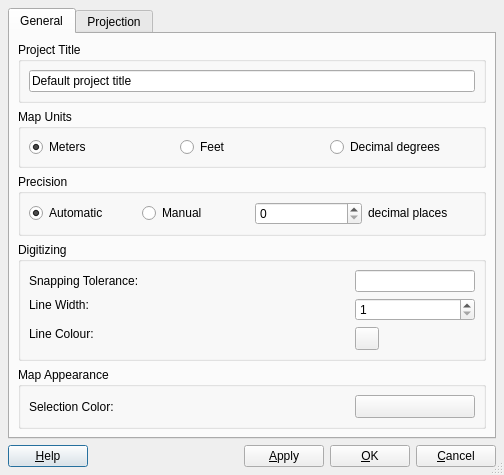
The window that src/ui/qgsprojectpropertiesbase.ui (kadas-albireo/kadas-albireo) describes before a commit, drawn with Qt 5.
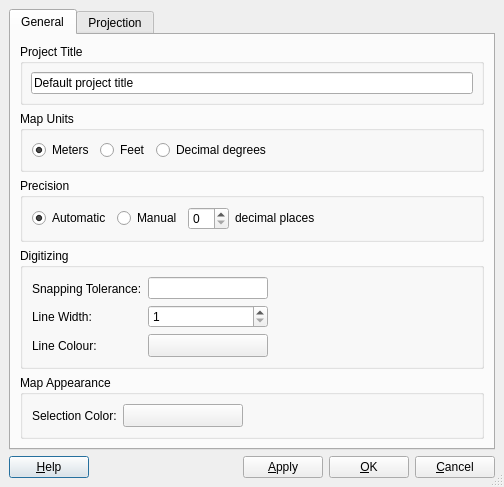
The same window after the commit. Icons and pictures are not drawn. Custom widgets are drawn as their Qt base class.

Commit message: Move all qt3 widgets to qt4 widgets in projectproperties dialog box Tidy up dialog box (better use of space)

Diff of the .ui file:
```diff
--- a/src/ui/qgsprojectpropertiesbase.ui
+++ b/src/ui/qgsprojectpropertiesbase.ui
@@ -23,7 +23,7 @@
   </property>
   <layout class="QGridLayout" >
    <property name="margin" >
-    <number>8</number>
+    <number>9</number>
    </property>
    <property name="spacing" >
     <number>6</number>
@@ -36,75 +36,48 @@
       </attribute>
       <layout class="QGridLayout" >
        <property name="margin" >
-        <number>8</number>
+        <number>9</number>
        </property>
        <property name="spacing" >
         <number>6</number>
        </property>
-       <item row="4" column="0" >
-        <widget class="QGroupBox" name="groupBox" >
+       <item row="1" column="0" >
+        <widget class="QGroupBox" name="btnGrpMapUnits" >
          <property name="title" >
-          <string>Map Appearance</string>
+          <string>Map Units</string>
          </property>
-         <layout class="QGridLayout" >
+         <layout class="QHBoxLayout" >
           <property name="margin" >
-           <number>8</number>
+           <number>9</number>
           </property>
           <property name="spacing" >
            <number>6</number>
           </property>
-          <item row="0" column="0" >
-           <widget class="QLabel" name="textLabel1" >
+          <item>
+           <widget class="QRadioButton" name="radMeters" >
             <property name="text" >
-             <string>Selection Color:</string>
+             <string>Meters</string>
             </property>
+            <property name="checked" >
+             <bool>true</bool>
+            </property>
            </widget>
           </item>
-          <item row="0" column="1" >
-           <spacer>
-            <property name="orientation" >
-             <enum>Qt::Horizontal</enum>
+          <item>
+           <widget class="QRadioButton" name="radFeet" >
+            <property name="text" >
+             <string>Feet</string>
             </property>
-            <property name="sizeType" >
-             <enum>QSizePolicy::Expanding</enum>
-            </property>
-            <property name="sizeHint" >
-             <size>
-              <width>21</width>
-              <height>20</height>
-             </size>
-            </property>
-           </spacer>
+           </widget>
           </item>
-          <item row="0" column="2" >
-           <widget class="QToolButton" name="pbnSelectionColour" >
-            <property name="minimumSize" >
-             <size>
-              <width>120</width>
-              <height>22</height>
-             </size>
-            </property>
+          <item>
+           <widget class="QRadioButton" name="radDecimalDegrees" >
             <property name="text" >
-             <string/>
+             <string>Decimal degrees</string>
             </property>
            </widget>
           </item>
-         </layout>
-        </widget>
-       </item>
-       <item row="3" column="0" >
-        <widget class="QGroupBox" name="grpDigitizing" >
-         <property name="title" >
-          <string>Digitizing</string>
-         </property>
-         <layout class="QGridLayout" >
-          <property name="margin" >
-           <number>8</number>
-          </property>
-          <property name="spacing" >
-           <number>6</number>
-          </property>
-          <item row="3" column="1" >
+          <item>
            <spacer>
             <property name="orientation" >
              <enum>Qt::Horizontal</enum>
@@ -117,83 +90,6 @@
             </property>
            </spacer>
           </item>
-          <item rowspan="2" row="1" column="1" >
-           <spacer>
-            <property name="orientation" >
-             <enum>Qt::Horizontal</enum>
-            </property>
-            <property name="sizeHint" >
-             <size>
-              <width>40</width>
-              <height>20</height>
-             </size>
-            </property>
-           </spacer>
-          </item>
-          <item row="0" column="1" >
-           <spacer>
-            <property name="orientation" >
-             <enum>Qt::Horizontal</enum>
-            </property>
-            <property name="sizeHint" >
-             <size>
-              <width>40</width>
-              <height>20</height>
-             </size>
-            </property>
-           </spacer>
-          </item>
-          <item row="1" column="0" >
-           <widget class="QLabel" name="textLabel1_2_2" >
-            <property name="text" >
-             <string>Line Width:</string>
-            </property>
-           </widget>
-          </item>
-          <item rowspan="2" row="2" column="0" >
-           <widget class="QLabel" name="textLabel1_2" >
-            <property name="text" >
-             <string>Line Colour:</string>
-            </property>
-           </widget>
-          </item>
-          <item row="0" column="0" >
-           <widget class="QLabel" name="textLabel1_2_2_2" >
-            <property name="text" >
-             <string>Snapping Tolerance:</string>
-            </property>
-           </widget>
-          </item>
-          <item row="0" column="2" >
-           <widget class="QLineEdit" name="leSnappingTolerance" >
-            <property name="maximumSize" >
-             <size>
-              <width>120</width>
-              <height>32767</height>
-             </size>
-            </property>
-           </widget>
-          </item>
-          <item row="3" column="2" >
-           <widget class="QToolButton" name="pbnDigitisedLineColour" >
-            <property name="minimumSize" >
-             <size>
-              <width>0</width>
-              <height>22</height>
-             </size>
-            </property>
-            <property name="text" >
-             <string/>
-            </property>
-           </widget>
-          </item>
-          <item rowspan="2" row="1" column="2" >
-           <widget class="QSpinBox" name="spinDigitisedLineWidth" >
-            <property name="minimum" >
-             <number>1</number>
-            </property>
-           </widget>
-          </item>
          </layout>
         </widget>
        </item>
@@ -202,14 +98,53 @@
          <property name="title" >
           <string>Precision</string>
          </property>
-         <layout class="QGridLayout" >
+         <layout class="QHBoxLayout" >
           <property name="margin" >
-           <number>8</number>
+           <number>9</number>
           </property>
           <property name="spacing" >
            <number>6</number>
           </property>
-          <item row="0" column="3" >
+          <item>
+           <widget class="QRadioButton" name="radAutomatic" >
+            <property name="toolTip" >
+             <string>Automatically sets the number of decimal places in the mouse position display</string>
+            </property>
+            <property name="whatsThis" >
+             <string>The number of decimal places that are used when displaying the mouse position is automatically set to be enough so that moving the mouse by one pixel gives a change in the position display</string>
+            </property>
+            <property name="text" >
+             <string>Automatic</string>
+            </property>
+            <property name="checked" >
+             <bool>true</bool>
+            </property>
+           </widget>
+          </item>
+          <item>
+           <widget class="QRadioButton" name="radManual" >
+            <property name="toolTip" >
+             <string>Sets the number of decimal places to use for the mouse position display</string>
+            </property>
+            <property name="whatsThis" >
+             <string>Sets the number of decimal places to use for the mouse position display</string>
+            </property>
+            <property name="text" >
+             <string>Manual</string>
+            </property>
+           </widget>
+          </item>
+          <item>
+           <widget class="QSpinBox" name="spinBoxDP" >
+            <property name="toolTip" >
+             <string>The number of decimal places for the manual option</string>
+            </property>
+            <property name="whatsThis" >
+             <string>The number of decimal places for the manual option</string>
+            </property>
+           </widget>
+          </item>
+          <item>
            <widget class="QLabel" name="textLabel3" >
             <property name="sizePolicy" >
              <sizepolicy>
@@ -224,83 +159,125 @@
             </property>
            </widget>
           </item>
-          <item row="0" column="1" >
-           <widget class="QRadioButton" name="radManual" >
-            <property name="toolTip" >
-             <string>Sets the number of decimal places to use for the mouse position display</string>
+          <item>
+           <spacer>
+            <property name="orientation" >
+             <enum>Qt::Horizontal</enum>
             </property>
-            <property name="whatsThis" >
-             <string>Sets the number of decimal places to use for the mouse position display</string>
+            <property name="sizeHint" >
+             <size>
+              <width>40</width>
+              <height>20</height>
+             </size>
             </property>
-            <property name="text" >
-             <string>Manual</string>
-            </property>
-           </widget>
-          </item>
-          <item row="0" column="2" >
-           <widget class="QSpinBox" name="spinBoxDP" >
-            <property name="toolTip" >
-             <string>The number of decimal places for the manual option</string>
-            </property>
-            <property name="whatsThis" >
-             <string>The number of decimal places for the manual option</string>
-            </property>
-           </widget>
-          </item>
-          <item row="0" column="0" >
-           <widget class="QRadioButton" name="radAutomatic" >
-            <property name="toolTip" >
-             <string>Automatically sets the number of decimal places in the mouse position display</string>
-            </property>
-            <property name="whatsThis" >
-             <string>The number of decimal places that are used when displaying the mouse position is automatically set to be enough so that moving the mouse by one pixel gives a change in the position display</string>
-            </property>
-            <property name="text" >
-             <string>Automatic</string>
-            </property>
-            <property name="checked" >
-             <bool>true</bool>
-            </property>
-           </widget>
+           </spacer>
           </item>
          </layout>
         </widget>
        </item>
-       <item row="1" column="0" >
-        <widget class="QGroupBox" name="btnGrpMapUnits" >
+       <item row="3" column="0" >
+        <widget class="QGroupBox" name="grpDigitizing" >
          <property name="title" >
-          <string>Map Units</string>
+          <string>Digitizing</string>
          </property>
-         <layout class="QGridLayout" >
+         <layout class="QHBoxLayout" >
           <property name="margin" >
-           <number>8</number>
+           <number>9</number>
           </property>
           <property name="spacing" >
            <number>6</number>
           </property>
-          <item row="0" column="1" >
-           <widget class="QRadioButton" name="radFeet" >
-            <property name="text" >
-             <string>Feet</string>
+          <item>
+           <layout class="QVBoxLayout" >
+            <property name="margin" >
+             <number>0</number>
             </property>
-           </widget>
+            <property name="spacing" >
+             <number>6</number>
+            </property>
+            <item>
+             <widget class="QLabel" name="textLabel1_2_2_2" >
+              <property name="text" >
+               <string>Snapping Tolerance:</string>
+              </property>
+             </widget>
+            </item>
+            <item>
+             <widget class="QLabel" name="textLabel1_2_2" >
+              <property name="text" >
+               <string>Line Width:</string>
+              </property>
+             </widget>
+            </item>
+            <item>
+             <widget class="QLabel" name="textLabel1_2" >
+              <property name="text" >
+               <string>Line Colour:</string>
+              </property>
+             </widget>
+            </item>
+           </layout>
           </item>
-          <item row="0" column="2" >
-           <widget class="QRadioButton" name="radDecimalDegrees" >
-            <property name="text" >
-             <string>Decimal degrees</string>
+          <item>
+           <layout class="QVBoxLayout" >
+            <property name="margin" >
+             <number>0</number>
             </property>
-           </widget>
+            <property name="spacing" >
+             <number>6</number>
+            </property>
+            <item>
+             <widget class="QLineEdit" name="leSnappingTolerance" >
+              <property name="maximumSize" >
+               <size>
+                <width>120</width>
+                <height>32767</height>
+               </size>
+              </property>
+             </widget>
+            </item>
+            <item>
+             <widget class="QSpinBox" name="spinDigitisedLineWidth" >
+              <property name="minimum" >
+               <number>1</number>
+              </property>
+             </widget>
+            </item>
+            <item>
+             <widget class="QToolButton" name="pbnDigitisedLineColour" >
+              <property name="sizePolicy" >
+               <sizepolicy>
+                <hsizetype>5</hsizetype>
+                <vsizetype>5</vsizetype>
+                <horstretch>0</horstretch>
+                <verstretch>0</verstretch>
+               </sizepolicy>
+              </property>
+              <property name="minimumSize" >
+               <size>
+                <width>0</width>
+                <height>22</height>
+               </size>
+              </property>
+              <property name="text" >
+               <string/>
+              </property>
+             </widget>
+            </item>
+           </layout>
           </item>
-          <item row="0" column="0" >
-           <widget class="QRadioButton" name="radMeters" >
-            <property name="text" >
-             <string>Meters</string>
+          <item>
+           <spacer>
+            <property name="orientation" >
+             <enum>Qt::Horizontal</enum>
             </property>
-            <property name="checked" >
-             <bool>true</bool>
+            <property name="sizeHint" >
+             <size>
+              <width>40</width>
+              <height>20</height>
+             </size>
             </property>
-           </widget>
+           </spacer>
           </item>
          </layout>
         </widget>
@@ -327,6 +304,57 @@
          </layout>
         </widget>
        </item>
+       <item row="4" column="0" >
+        <widget class="QGroupBox" name="groupBox" >
+         <property name="title" >
+          <string>Map Appearance</string>
+         </property>
+         <layout class="QHBoxLayout" >
+          <property name="margin" >
+           <number>9</number>
+          </property>
+          <property name="spacing" >
+           <number>6</number>
+          </property>
+          <item>
+           <widget class="QLabel" name="textLabel1" >
+            <property name="text" >
+             <string>Selection Color:</string>
+            </property>
+           </widget>
+          </item>
+          <item>
+           <widget class="QToolButton" name="pbnSelectionColour" >
+            <property name="minimumSize" >
+             <size>
+              <width>120</width>
+              <height>22</height>
+             </size>
+            </property>
+            <property name="text" >
+             <string/>
+            </property>
+           </widget>
+          </item>
+          <item>
+           <spacer>
+            <property name="orientation" >
+             <enum>Qt::Horizontal</enum>
+            </property>
+            <property name="sizeType" >
+             <enum>QSizePolicy::Expanding</enum>
+            </property>
+            <property name="sizeHint" >
+             <size>
+              <width>21</width>
+              <height>20</height>
+             </size>
+            </property>
+           </spacer>
+          </item>
+         </layout>
+        </widget>
+       </item>
       </layout>
      </widget>
      <widget class="QWidget" name="tab" >
@@ -335,11 +363,14 @@
       </attribute>
       <layout class="QGridLayout" >
        <property name="margin" >
-        <number>0</number>
+        <number>9</number>
        </property>
        <property name="spacing" >
         <number>6</number>
        </property>
+       <item row="1" column="0" >
+        <widget class="QgsProjectionSelector" name="projectionSelector" />
+       </item>
        <item row="0" column="0" >
         <widget class="QCheckBox" name="cbxProjectionEnabled" >
          <property name="text" >
@@ -347,9 +378,6 @@
          </property>
         </widget>
        </item>
-       <item row="1" column="0" >
-        <widget class="QgsProjectionSelector" name="projectionSelector" />
-       </item>
       </layout>
      </widget>
     </widget>
```
